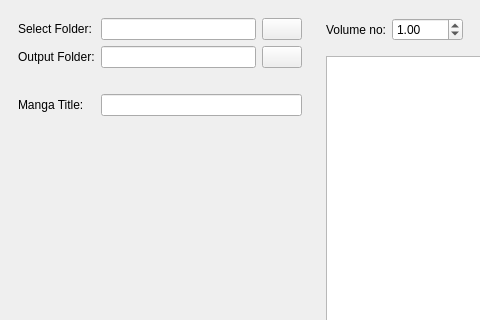
First picture: the form in volumize/ui/mainwindow.ui, repository immanuelhume/volumize, before the edit; both pictures show x 0 to 480 and y 0 to 320 of the 628 by 422 pixel window.
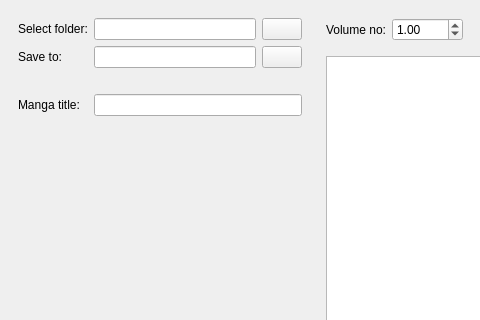
Second picture: the form after the edit. Icons and pictures are not drawn.

What changed in the file:
```diff
--- a/volumize/ui/mainwindow.ui
+++ b/volumize/ui/mainwindow.ui
@@ -40,7 +40,7 @@
          <item row="0" column="0">
           <widget class="QLabel" name="label_inputFolder">
            <property name="text">
-            <string>Select Folder:</string>
+            <string>Select folder:</string>
            </property>
           </widget>
          </item>
@@ -54,7 +54,7 @@
          <item row="3" column="0">
           <widget class="QLabel" name="label_mangaTitle">
            <property name="text">
-            <string>Manga Title:</string>
+            <string>Manga title:</string>
            </property>
           </widget>
          </item>
@@ -91,7 +91,7 @@
          <item row="1" column="0">
           <widget class="QLabel" name="label_outputFolder">
            <property name="text">
-            <string>Output Folder:</string>
+            <string>Save to:</string>
            </property>
           </widget>
          </item>
```
